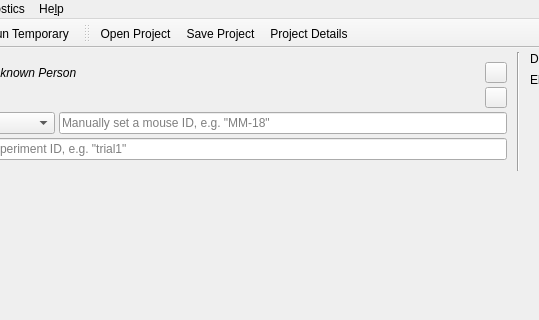
Above: src/mainwindow.ui from syntalos/syntalos before the change; both pictures show x 117 to 656 and y 0 to 320 of the 800 by 780 pixel window. Below: the same form after it.
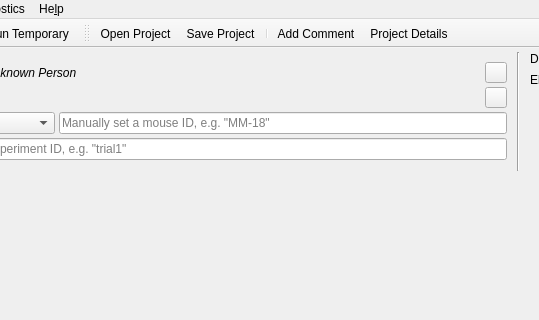
That is the form after the change. Icons and pictures are not drawn. Custom widgets are drawn as their Qt base class.

Commit message: Allow user to annotate experiment runs with custom comments

Patch:
```diff
--- a/src/mainwindow.ui
+++ b/src/mainwindow.ui
@@ -1346,6 +1346,8 @@
    </attribute>
    <addaction name="actionProjectOpen"/>
    <addaction name="actionProjectSave"/>
+   <addaction name="separator"/>
+   <addaction name="actionEditComment"/>
    <addaction name="actionProjectDetails"/>
   </widget>
   <widget class="QToolBar" name="toolbarVSpacing">
@@ -1590,6 +1592,18 @@
     <string>USB Devices</string>
    </property>
   </action>
+  <action name="actionEditComment">
+   <property name="icon">
+    <iconset theme="edit-comment">
+     <normaloff>.</normaloff>.</iconset>
+   </property>
+   <property name="text">
+    <string>Add Comment</string>
+   </property>
+   <property name="toolTip">
+    <string>Edit user comment on last or next experiment run</string>
+   </property>
+  </action>
  </widget>
  <layoutdefault spacing="6" margin="11"/>
  <customwidgets>
```
Left out of the diff: 2 changed lines with no effect on the pictures. The commit also changes 9 other files.
